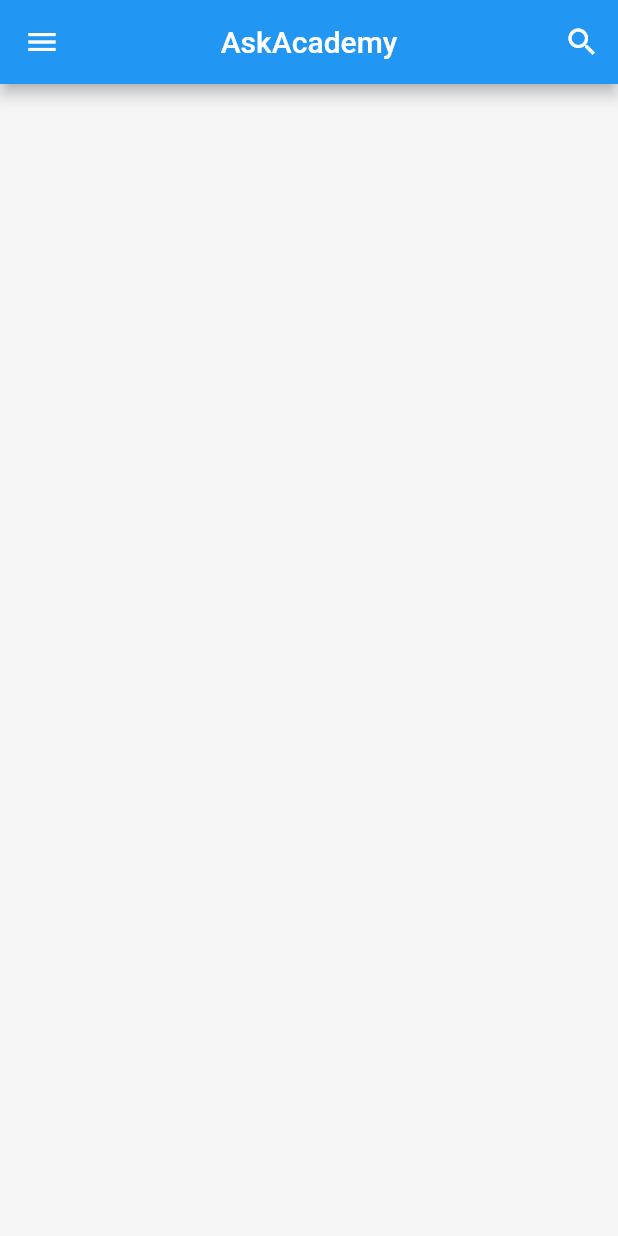
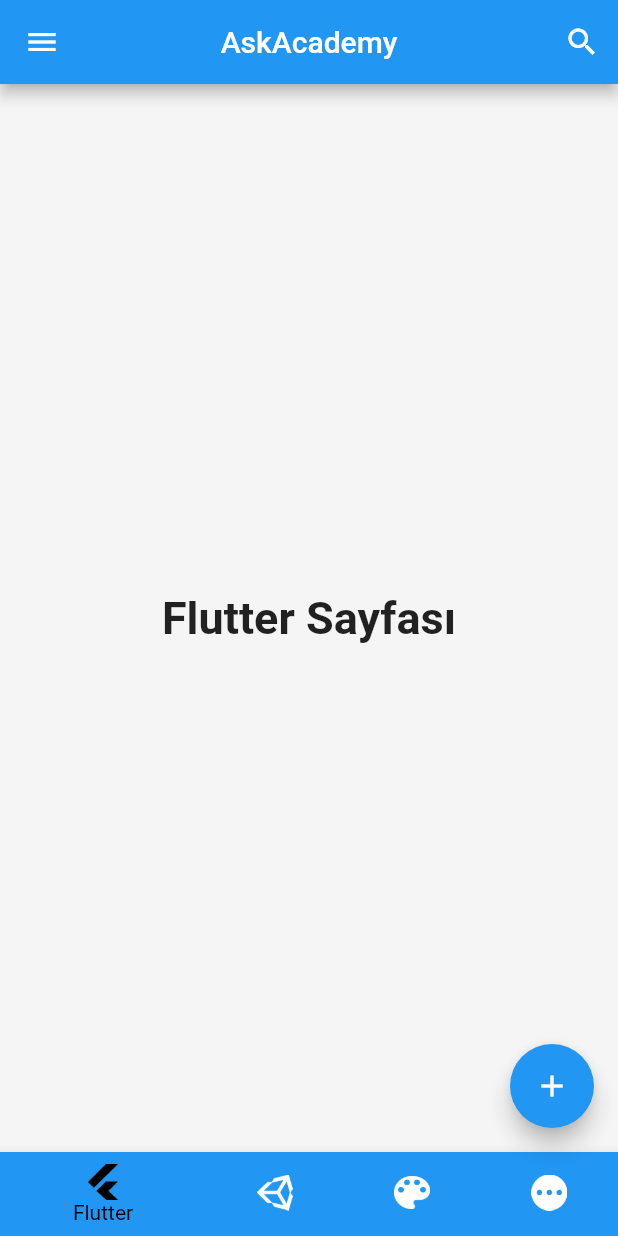
Before and after one commit to Morteza-Rezaei/f-38-app-jam, a Flutter app: the HomePage screen opened directly, on a phone screen of 412 x 824 dp. Run offline on Flutter 3.47's test engine with Material 2 defaults, Android fonts, the phone set to English and light mode, and no system bars.

Commit message:
ask-button

```diff
--- /dev/null
+++ b/lib/components/app_bar.dart
@@ -0,0 +1,28 @@
+import 'package:f_38_app_jam/components/search_bar.dart';
+import 'package:flutter/material.dart';
+
+class AppBarAskAcademy extends StatelessWidget implements PreferredSizeWidget {
+  const AppBarAskAcademy({super.key});
+
+  @override
+  Widget build(BuildContext context) {
+    return AppBar(
+      title: const Text('AskAcademy'),
+      centerTitle: true,
+      actions: [
+        IconButton(
+          onPressed: () {
+            showSearch(
+              context: context,
+              delegate: MySearchDelegate(), // call the search delegate
+            );
+          },
+          icon: const Icon(Icons.search),
+        ),
+      ],
+    );
+  }
+
+  @override
+  Size get preferredSize => const Size.fromHeight(kToolbarHeight);
+}
--- a/lib/main.dart
+++ b/lib/main.dart
@@ -11,9 +11,9 @@ class MyApp extends StatelessWidget {
 
   @override
   Widget build(BuildContext context) {
-    return MaterialApp(
+    return const MaterialApp(
       debugShowCheckedModeBanner: false,
-      home: HomePage(),
+      home: SignInScreen(),
     );
   }
 }
--- a/lib/view/home_page.dart
+++ b/lib/view/home_page.dart
@@ -1,30 +1,98 @@
+import 'package:f_38_app_jam/components/app_bar.dart';
 import 'package:f_38_app_jam/components/drawer.dart';
 import 'package:f_38_app_jam/components/search_bar.dart';
+import 'package:f_38_app_jam/view/ask_page.dart';
+import 'package:f_38_app_jam/view/login_view.dart';
 import 'package:flutter/material.dart';
 
-class HomePage extends StatelessWidget {
+class HomePage extends StatefulWidget {
   const HomePage({super.key});
+
+  @override
+  State<HomePage> createState() => _HomePageState();
+}
+
+class _HomePageState extends State<HomePage> {
+  int _selectedIndex = 0;
+  static const TextStyle optionStyle =
+      TextStyle(fontSize: 30, fontWeight: FontWeight.bold);
+  static const List<Widget> _widgetOptions = <Widget>[
+    Text(
+      'Flutter Sayfası',
+      style: optionStyle,
+    ),
+    Text(
+      'Unity Sayfası',
+      style: optionStyle,
+    ),
+    Text(
+      'Game Art Sayfası',
+      style: optionStyle,
+    ),
+    Text(
+      'Diğer Konular Sayfası',
+      style: optionStyle,
+    ),
+  ];
+
+  void _onItemTapped(int index) {
+    setState(() {
+      _selectedIndex = index;
+    });
+  }
 
   @override
   Widget build(BuildContext context) {
     return Scaffold(
       backgroundColor: Colors.grey[100],
-      appBar: AppBar(
-        title: const Text('AskAcademy'),
-        centerTitle: true,
-        actions: [
-          IconButton(
-            onPressed: () {
-              showSearch(
-                context: context,
-                delegate: MySearchDelegate(), // call the search delegate
-              );
-            },
-            icon: const Icon(Icons.search),
+
+      // app bar
+      appBar: const AppBarAskAcademy(), // call the app bar
+
+      drawer: const DrawerBar(), // call the drawer
+
+      // body
+      body: Center(
+        child: _widgetOptions.elementAt(_selectedIndex),
+      ),
+
+      // floating action button
+      floatingActionButton: FloatingActionButton(
+        onPressed: () {
+          Navigator.push(context,
+              MaterialPageRoute(builder: (context) => const AskPage()));
+        },
+        child: const Icon(Icons.add),
+      ),
+
+      //  bottom Navigation Bar
+      bottomNavigationBar: BottomNavigationBar(
+        items: const [
+          BottomNavigationBarItem(
+            icon: ImageIcon(AssetImage('assets/flutter.png')),
+            label: 'Flutter',
+            backgroundColor: Colors.blue,
+          ),
+          BottomNavigationBarItem(
+            icon: ImageIcon(AssetImage('assets/unity.png')),
+            label: 'Unity',
+            backgroundColor: Colors.red,
+          ),
+          BottomNavigationBarItem(
+            icon: ImageIcon(AssetImage('assets/gameArt.png')),
+            label: 'Game Art',
+            backgroundColor: Colors.green,
+          ),
+          BottomNavigationBarItem(
+            icon: ImageIcon(AssetImage('assets/digerKonular.png')),
+            label: 'Diğer Konular',
+            backgroundColor: Colors.purple,
           ),
         ],
+        currentIndex: _selectedIndex,
+        selectedItemColor: Colors.black,
+        onTap: _onItemTapped,
       ),
-      drawer: const DrawerBar(), // call the drawer
     );
   }
 }
```
Also changed, not shown: lib/view/ask_page.dart (added, +25 -0 lines), lib/view/login_view.dart (+13 -3 lines), assets/digerKonular.png (added), assets/flutter.png (added), assets/gameArt.png (added), assets/unity.png (added).
